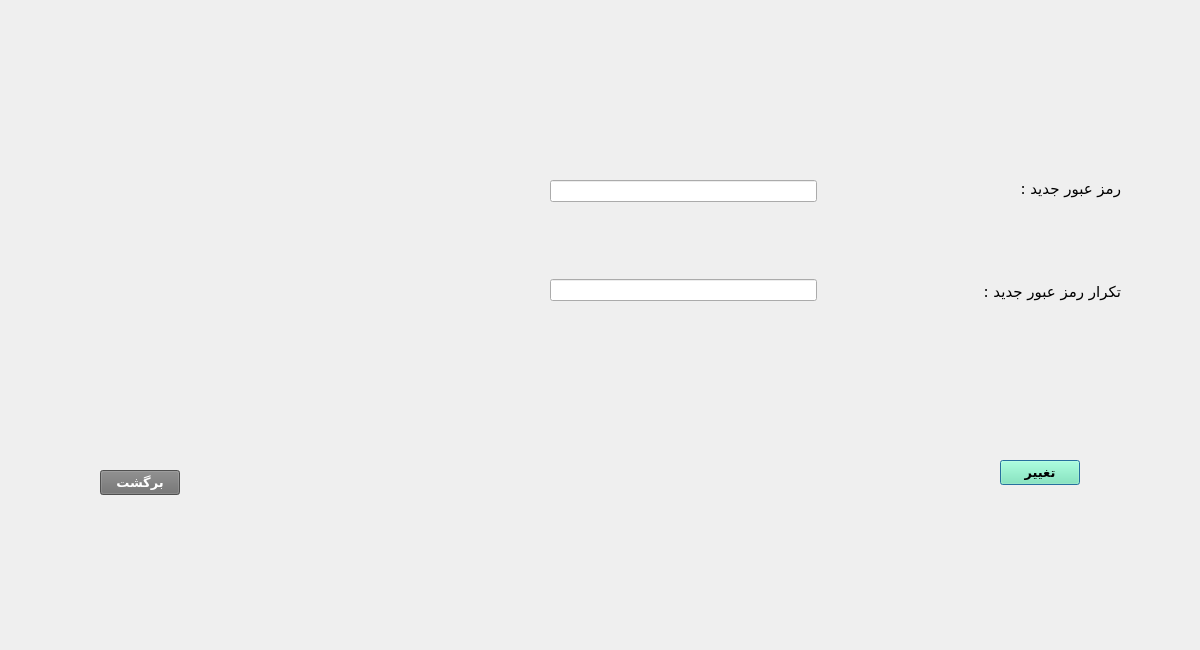
Old version of the form teacherchangepassword.ui in the repository AliRn76/Student-Portal.
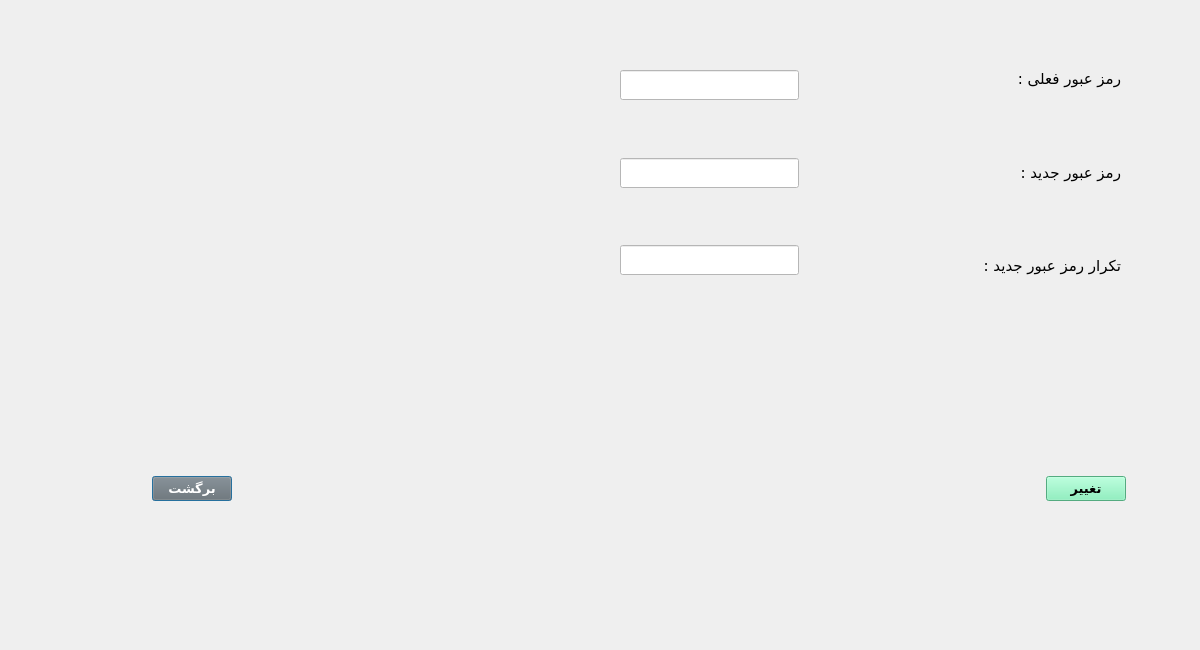
New version of the form.

Patch:
```diff
--- a/teacherchangepassword.ui
+++ b/teacherchangepassword.ui
@@ -13,74 +13,123 @@
   <property name="windowTitle">
    <string>Dialog</string>
   </property>
-  <widget class="QPushButton" name="pushButton">
+  <widget class="QWidget" name="layoutWidget">
    <property name="geometry">
     <rect>
-     <x>1000</x>
-     <y>460</y>
-     <width>80</width>
-     <height>25</height>
-    </rect>
-   </property>
-   <property name="font">
-    <font>
-     <family>B Nazanin</family>
-     <pointsize>10</pointsize>
-     <weight>75</weight>
-     <bold>true</bold>
-    </font>
-   </property>
-   <property name="styleSheet">
-    <string notr="true">background-color: rgb(118, 240, 179)</string>
-   </property>
-   <property name="text">
-    <string>تغییر</string>
-   </property>
-  </widget>
-  <widget class="QPushButton" name="pushButton_2">
-   <property name="geometry">
-    <rect>
-     <x>100</x>
+     <x>152</x>
      <y>470</y>
-     <width>80</width>
-     <height>25</height>
+     <width>974</width>
+     <height>38</height>
     </rect>
    </property>
-   <property name="font">
-    <font>
-     <family>B Nazanin</family>
-     <pointsize>10</pointsize>
-     <weight>75</weight>
-     <bold>true</bold>
-    </font>
-   </property>
-   <property name="styleSheet">
-    <string notr="true">background-color:rgb(111, 111, 111);
+   <layout class="QHBoxLayout" name="horizontalLayout_2">
+    <item>
+     <widget class="QPushButton" name="pushButton_Exit">
+      <property name="font">
+       <font>
+        <family>B Nazanin</family>
+        <pointsize>10</pointsize>
+        <weight>75</weight>
+        <bold>true</bold>
+       </font>
+      </property>
+      <property name="styleSheet">
+       <string notr="true">background-color:rgb(111, 111, 111);
 color: white;</string>
-   </property>
-   <property name="text">
-    <string>برگشت</string>
-   </property>
+      </property>
+      <property name="text">
+       <string>برگشت</string>
+      </property>
+     </widget>
+    </item>
+    <item>
+     <spacer name="horizontalSpacer_3">
+      <property name="orientation">
+       <enum>Qt::Horizontal</enum>
+      </property>
+      <property name="sizeHint" stdset="0">
+       <size>
+        <width>798</width>
+        <height>20</height>
+       </size>
+      </property>
+     </spacer>
+    </item>
+    <item>
+     <widget class="QPushButton" name="pushButton_ChangePass">
+      <property name="font">
+       <font>
+        <family>B Nazanin</family>
+        <pointsize>10</pointsize>
+        <weight>75</weight>
+        <bold>true</bold>
+       </font>
+      </property>
+      <property name="styleSheet">
+       <string notr="true">background-color: rgb(118, 240, 179)</string>
+      </property>
+      <property name="text">
+       <string>تغییر</string>
+      </property>
+     </widget>
+    </item>
+   </layout>
   </widget>
-  <widget class="QWidget" name="layoutWidget">
+  <widget class="QWidget" name="layoutWidget_2">
    <property name="geometry">
     <rect>
-     <x>550</x>
-     <y>180</y>
-     <width>571</width>
-     <height>121</height>
+     <x>620</x>
+     <y>70</y>
+     <width>501</width>
+     <height>205</height>
     </rect>
    </property>
    <layout class="QHBoxLayout" name="horizontalLayout">
     <item>
-     <layout class="QVBoxLayout" name="verticalLayout">
+     <layout class="QVBoxLayout" name="verticalLayout_3">
+      <item>
+       <widget class="QLineEdit" name="lineEdit_oldPass">
+        <property name="minimumSize">
+         <size>
+          <width>142</width>
+          <height>30</height>
+         </size>
+        </property>
+        <property name="styleSheet">
+         <string notr="true">background-color: white
+</string>
+        </property>
+       </widget>
+      </item>
+      <item>
+       <spacer name="verticalSpacer_6">
+        <property name="orientation">
+         <enum>Qt::Vertical</enum>
+        </property>
+        <property name="sizeHint" stdset="0">
+         <size>
+          <width>20</width>
+          <height>40</height>
+         </size>
+        </property>
+       </spacer>
+      </item>
       <item>
        <widget class="QLineEdit" name="lineEdit_newPass">
+        <property name="minimumSize">
+         <size>
+          <width>0</width>
+          <height>30</height>
+         </size>
+        </property>
         <property name="font">
          <font>
           <pointsize>9</pointsize>
          </font>
         </property>
+        <property name="styleSheet">
+         <string notr="true">background-color: white</string>
+        </property>
         <property name="echoMode">
          <enum>QLineEdit::Password</enum>
         </property>
@@ -101,11 +150,20 @@
       </item>
       <item>
        <widget class="QLineEdit" name="lineEdit_repeatNewPass">
+        <property name="minimumSize">
+         <size>
+          <width>0</width>
+          <height>30</height>
+         </size>
+        </property>
         <property name="font">
          <font>
           <pointsize>9</pointsize>
          </font>
         </property>
+        <property name="styleSheet">
+         <string notr="true">background-color: white</string>
+        </property>
         <property name="echoMode">
          <enum>QLineEdit::Password</enum>
         </property>
@@ -115,6 +173,32 @@
     </item>
     <item>
      <layout class="QVBoxLayout" name="verticalLayout_2">
+      <item>
+       <spacer name="horizontalSpacer_5">
+        <property name="orientation">
+         <enum>Qt::Horizontal</enum>
+        </property>
+        <property name="sizeHint" stdset="0">
+         <size>
+          <width>40</width>
+          <height>20</height>
+         </size>
+        </property>
+       </spacer>
+      </item>
+      <item>
+       <spacer name="verticalSpacer_5">
+        <property name="orientation">
+         <enum>Qt::Vertical</enum>
+        </property>
+        <property name="sizeHint" stdset="0">
+         <size>
+          <width>20</width>
+          <height>40</height>
+         </size>
+        </property>
+       </spacer>
+      </item>
       <item>
        <spacer name="horizontalSpacer">
         <property name="orientation">
@@ -163,7 +247,33 @@
      </layout>
     </item>
     <item>
-     <layout class="QVBoxLayout" name="verticalLayout_3">
+     <layout class="QVBoxLayout" name="verticalLayout">
+      <item>
+       <widget class="QLabel" name="label">
+        <property name="font">
+         <font>
+          <family>B Koodak</family>
+          <pointsize>11</pointsize>
+         </font>
+        </property>
+        <property name="text">
+         <string>رمز عبور فعلی :</string>
+        </property>
+       </widget>
+      </item>
+      <item>
+       <spacer name="verticalSpacer_4">
+        <property name="orientation">
+         <enum>Qt::Vertical</enum>
+        </property>
+        <property name="sizeHint" stdset="0">
+         <size>
+          <width>20</width>
+          <height>40</height>
+         </size>
+        </property>
+       </spacer>
+      </item>
       <item>
        <widget class="QLabel" name="label_newPass">
         <property name="font">
```
